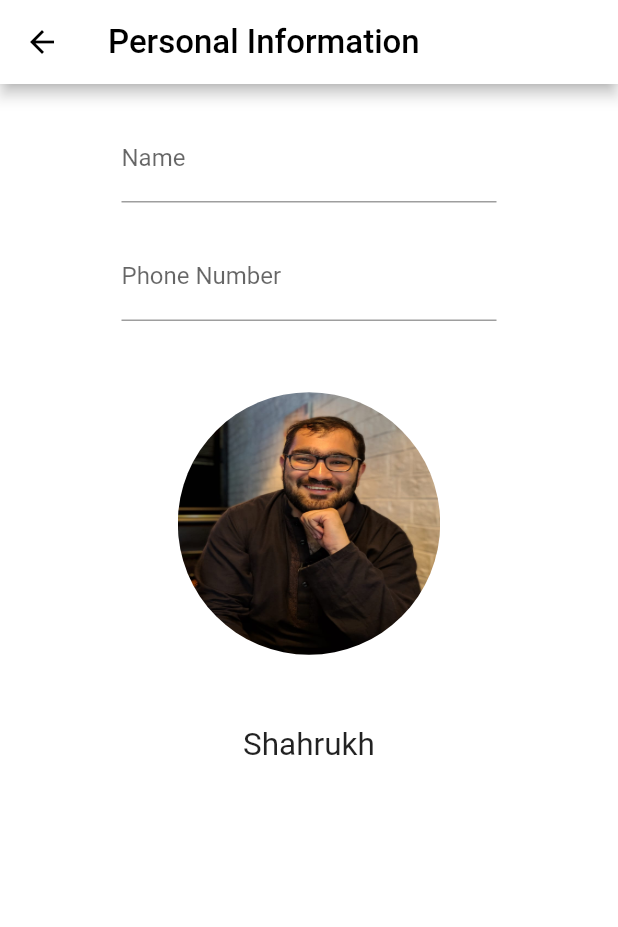
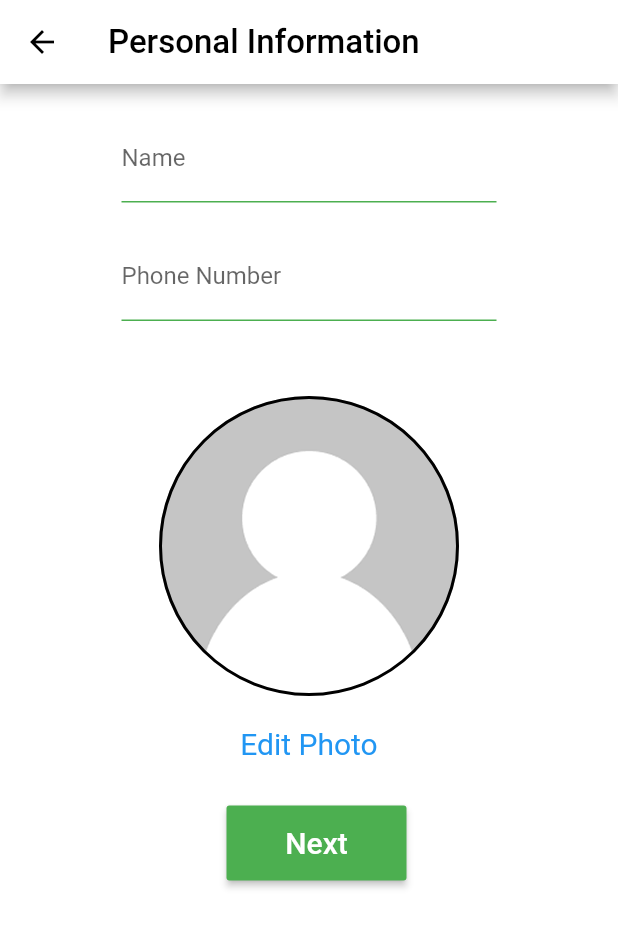
Before and after one commit to m-shahrukh/HumNava, a Flutter app: the Register screen opened directly, on a phone screen of 412 x 824 dp. Shown: the top 927 px of the screen. Run offline on Flutter 3.47's test engine with Material 2 defaults, Android fonts, the phone set to English and light mode, and no system bars; our stand-ins replace image_picker.

Commit message:
register screen done with working Image Picker

```diff
--- a/lib/register.dart
+++ b/lib/register.dart
@@ -1,6 +1,40 @@
+import 'dart:io';
+import 'dart:async';
 import 'package:flutter/material.dart';
+import 'package:image_picker/image_picker.dart';
 
-class Register extends StatelessWidget {
+
+class Register extends StatefulWidget
+{
+ @override
+  State<StatefulWidget> createState() {
+    return _Register();
+  }
+}
+
+
+class _Register extends State <Register> {
+
+   var _image= "assets/user-unknown.png";
+   //final _realImage=null;
+    File _realImage;
+
+
+  void setImg() async {
+    File imag1;
+  //  ImagePicker.pickImage(source: ImageSource.gallery, maxWidth: 200.00, maxHeight: 200.00).then((File image){
+  //     imag1=image;
+  //  });
+      imag1= await ImagePicker.pickImage(source: ImageSource.gallery, maxWidth: 200.00, maxHeight: 200.00);
+    setState( (){
+       _realImage=imag1;
+      // _image="assets/DP-1.jpeg";
+    });
+
+
+
+  }
+
   @override
   Widget build(BuildContext context) {
     return Scaffold(
@@ -23,7 +57,11 @@ class Register extends StatelessWidget {
             alignment: Alignment.topCenter,
             width: 250,
             child: TextFormField(
+
               decoration: InputDecoration(
+            enabledBorder: UnderlineInputBorder(
+            borderSide: BorderSide(color: Colors.green),
+          ),
                 labelText: 'Name',
               ),
             ),
@@ -35,20 +73,42 @@ class Register extends StatelessWidget {
             child: TextFormField(
               keyboardType: TextInputType.number,
               decoration: InputDecoration(
+              enabledBorder: UnderlineInputBorder(
+            borderSide: BorderSide(color: Colors.green),
+          ),
                 labelText: 'Phone Number',
               ),
             ),
           ),
+
+        Container(
+              margin: EdgeInsets.only(top:50.0, bottom: 20.0),
+              width: 200.0,
+              height: 200.0,
+              decoration:  BoxDecoration(
+                  border: Border.all(color: Colors.black, style: BorderStyle.solid, width: 2.0),
+                  shape: BoxShape.circle,
+                  image:  DecorationImage(
+                      fit: BoxFit.cover,
+                      image: _realImage==null? AssetImage(_image) : FileImage(_realImage))))
+        ,
+
+        GestureDetector(
+          onTap: setImg,
+          child: Text("Edit Photo",
+        style: TextStyle(color: Colors.blue, fontSize: 20),),),
           Container(
-              margin: EdgeInsets.all(40.0),
-              width: 175.0,
-              height: 190.0,
-              decoration: new BoxDecoration(
-                  shape: BoxShape.circle,
-                  image: new DecorationImage(
-                      fit: BoxFit.fill,
-                      image: ExactAssetImage('assets/DP-1.jpeg')))),
-          Text("Shahrukh", textScaleFactor: 1.5)
+          margin: EdgeInsets.only(left: 10.0, top:30.0),
+         width: 120.0,
+         height: 50.0,
+         child: RaisedButton(
+            onPressed: (){},
+            color: Colors.green,
+            textColor: Colors.white,
+            child: Text("Next",
+            style: TextStyle(fontSize: 20),
+                   textAlign: TextAlign.center),
+          ) )
         ]),
       ),
     );
--- a/pubspec.yaml
+++ b/pubspec.yaml
@@ -20,9 +20,13 @@ dependencies:
   flutter:
     sdk: flutter
 
+  #image_picker: ^0.3.0
+
   # The following adds the Cupertino Icons font to your application.
   # Use with the CupertinoIcons class for iOS style icons.
   cupertino_icons: ^0.1.2
+  image_picker: ^0.6.2
+
 
 dev_dependencies:
   flutter_test:
@@ -44,6 +48,7 @@ flutter:
   assets:
      - assets/Logo.jpeg
      - assets/DP-1.jpeg
+     - assets/user-unknown.png
   #  - images/a_dot_ham.jpeg
 
   # An image asset can refer to one or more resolution-specific "variants", see
```
Also changed, not shown: assets/user-unknown.png (added), pubspec.lock.
